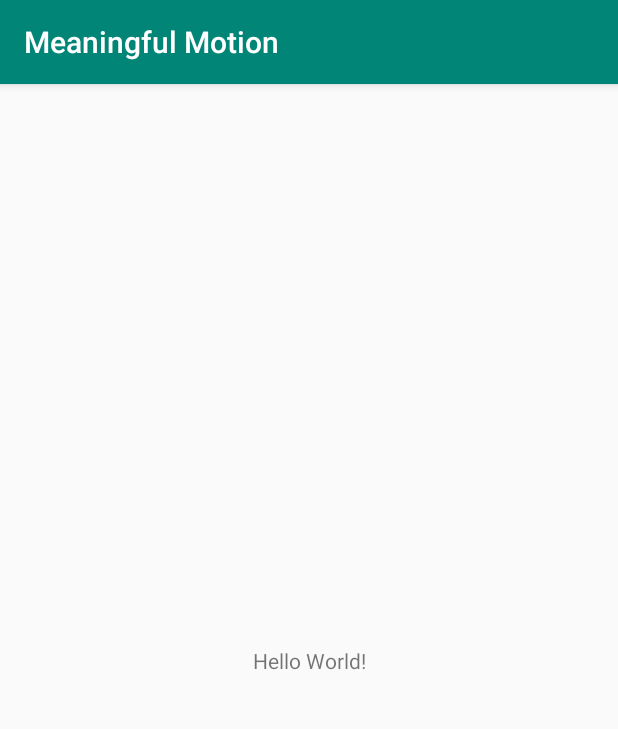
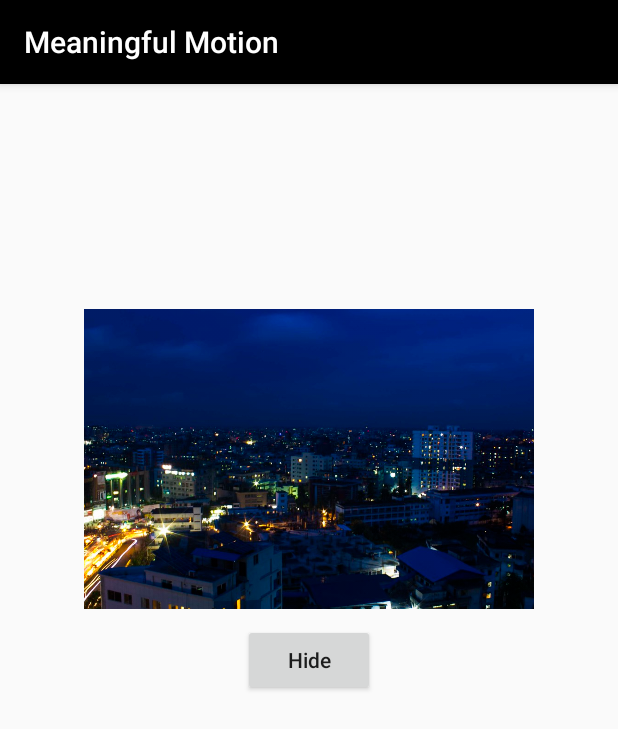
Before and after one commit to Apurba000Biswas/MeaningfulMotion, an Android app: the screen it shows after launch (MainActivity), on a phone screen of 412 x 824 dp. Shown: the top 729 px of the screen. Run offline under Robolectric (Android 15) with nearby library versions, the phone set to English and light mode, and no system bars.

Commit message:
1.1 Added Image Transition on Button Click

```diff
--- a/app/build.gradle
+++ b/app/build.gradle
@@ -5,7 +5,7 @@ android {
     buildToolsVersion "29.0.2"
     defaultConfig {
         applicationId "com.apurba.meaningfulmotion"
-        minSdkVersion 19
+        minSdkVersion 21
         targetSdkVersion 29
         versionCode 1
         versionName "1.0"
--- a/app/src/main/java/com/apurba/meaningfulmotion/MainActivity.java
+++ b/app/src/main/java/com/apurba/meaningfulmotion/MainActivity.java
@@ -3,6 +3,12 @@ package com.apurba.meaningfulmotion;
 import androidx.appcompat.app.AppCompatActivity;
 
 import android.os.Bundle;
+import android.transition.Slide;
+import android.transition.TransitionManager;
+import android.view.Gravity;
+import android.view.View;
+import android.view.ViewGroup;
+import android.widget.ImageView;
 
 public class MainActivity extends AppCompatActivity {
 
@@ -11,4 +17,14 @@ public class MainActivity extends AppCompatActivity {
         super.onCreate(savedInstanceState);
         setContentView(R.layout.activity_main);
     }
+
+    public void onHideButtonClick(View view) {
+        Slide slide = new Slide();
+        slide.setSlideEdge(Gravity.TOP);
+
+        ViewGroup viewGroup = findViewById(R.id.main_container);
+        TransitionManager.beginDelayedTransition(viewGroup, slide);
+        ImageView image = findViewById(R.id.imageView);
+        image.setVisibility(View.GONE);
+    }
 }
--- a/app/src/main/res/layout/activity_main.xml
+++ b/app/src/main/res/layout/activity_main.xml
@@ -4,15 +4,31 @@
     xmlns:tools="http://schemas.android.com/tools"
     android:layout_width="match_parent"
     android:layout_height="match_parent"
+    android:id="@+id/main_container"
     tools:context=".MainActivity">
 
-    <TextView
+
+    <ImageView
+        android:id="@+id/imageView"
+        android:layout_width="300dp"
+        android:layout_height="200dp"
+        android:layout_margin="10dp"
+        android:scaleType="centerCrop"
+        app:layout_constraintBottom_toTopOf="@+id/button_hide"
+        app:layout_constraintEnd_toEndOf="parent"
+        app:layout_constraintStart_toStartOf="parent"
+        app:srcCompat="@drawable/dhaka" />
+
+    <Button
+        android:id="@+id/button_hide"
         android:layout_width="wrap_content"
         android:layout_height="wrap_content"
-        android:text="Hello World!"
+        android:textAllCaps="false"
+        android:onClick="onHideButtonClick"
+        android:text="Hide"
         app:layout_constraintBottom_toBottomOf="parent"
-        app:layout_constraintLeft_toLeftOf="parent"
-        app:layout_constraintRight_toRightOf="parent"
+        app:layout_constraintEnd_toEndOf="parent"
+        app:layout_constraintStart_toStartOf="parent"
         app:layout_constraintTop_toTopOf="parent" />
 
 </androidx.constraintlayout.widget.ConstraintLayout>
--- a/app/src/main/res/values/colors.xml
+++ b/app/src/main/res/values/colors.xml
@@ -1,6 +1,6 @@
 <?xml version="1.0" encoding="utf-8"?>
 <resources>
-    <color name="colorPrimary">#008577</color>
-    <color name="colorPrimaryDark">#00574B</color>
+    <color name="colorPrimary">@android:color/black</color>
+    <color name="colorPrimaryDark">@android:color/black</color>
     <color name="colorAccent">#D81B60</color>
 </resources>
```
Also changed, not shown: app/src/main/res/drawable/dhaka.jpg (added).
